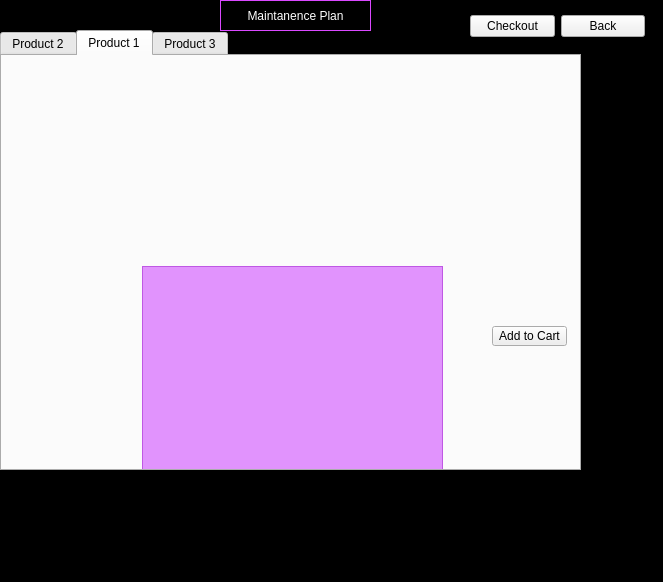
First picture: the form in CS1C-Project-Master/ViewProducts.ui, repository AustinVaday/CS1C-Class-Project, before the edit.
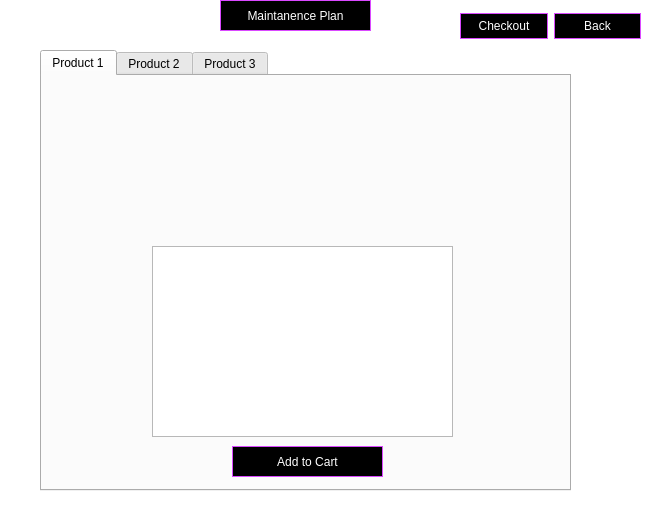
Second picture: the form after the edit. The open tabs and pages were chosen to show the change. Icons and pictures are not drawn.

Diff of the .ui file:
```diff
--- a/CS1C-Project-Master/ViewProducts.ui
+++ b/CS1C-Project-Master/ViewProducts.ui
@@ -6,8 +6,8 @@
    <rect>
     <x>0</x>
     <y>0</y>
-    <width>663</width>
-    <height>582</height>
+    <width>672</width>
+    <height>516</height>
    </rect>
   </property>
   <property name="windowTitle">
@@ -16,16 +16,16 @@
   <property name="styleSheet">
    <string notr="true">#ViewProducts
 {
-	background-color: rgb(0, 0, 0);
+	background-color: white;
 
 }</string>
   </property>
   <widget class="QTabWidget" name="tabWidget">
    <property name="geometry">
     <rect>
-     <x>0</x>
-     <y>30</y>
-     <width>581</width>
+     <x>40</x>
+     <y>50</y>
+     <width>531</width>
      <height>441</height>
     </rect>
    </property>
@@ -33,28 +33,94 @@
     <bool>false</bool>
    </property>
    <property name="styleSheet">
-    <string notr="true">#Product1
-{
-	background-image: url(:/Resources/space cat.jpg);
-}
-
-#Product2
-{
-	
-	background-color: rgb(0, 0, 0);
-}
-
-#Product3
-{
-	
-	background-image: url(:/Resources/soviet.jpg);
-
-}
-</string>
+    <string notr="true"/>
    </property>
    <property name="currentIndex">
     <number>2</number>
    </property>
+   <widget class="QWidget" name="Product1">
+    <attribute name="title">
+     <string>Product 1</string>
+    </attribute>
+    <widget class="QLabel" name="pic1">
+     <property name="geometry">
+      <rect>
+       <x>170</x>
+       <y>10</y>
+       <width>181</width>
+       <height>151</height>
+      </rect>
+     </property>
+     <property name="autoFillBackground">
+      <bool>false</bool>
+     </property>
+     <property name="text">
+      <string/>
+     </property>
+     <property name="pixmap">
+      <pixmap resource="Images.qrc">:/Resources/cat robot.jpg</pixmap>
+     </property>
+     <property name="scaledContents">
+      <bool>true</bool>
+     </property>
+    </widget>
+    <widget class="QTextBrowser" name="text1">
+     <property name="geometry">
+      <rect>
+       <x>110</x>
+       <y>170</y>
+       <width>301</width>
+       <height>191</height>
+      </rect>
+     </property>
+     <property name="autoFillBackground">
+      <bool>false</bool>
+     </property>
+     <property name="styleSheet">
+      <string notr="true">#text1
+{
+   
+	font: 100 15pt &quot;American Typewriter&quot;;
+	
+	font-weight: bold;
+   
+	color: rgb(255, 255, 255);
+
+
+}</string>
+     </property>
+    </widget>
+    <widget class="QPushButton" name="product_One">
+     <property name="geometry">
+      <rect>
+       <x>190</x>
+       <y>370</y>
+       <width>151</width>
+       <height>31</height>
+      </rect>
+     </property>
+     <property name="autoFillBackground">
+      <bool>false</bool>
+     </property>
+     <property name="styleSheet">
+      <string notr="true">
+background-color: rgb(0, 0, 0);
+font: 13pt &quot;American Typewriter&quot;;
+color: white;
+border:  2px solid #555;
+border-style: solid;
+border-width: 1px;
+border-radius: 40px;
+padding: 5px;
+border-color: rgb(218, 73, 255);
+
+</string>
+     </property>
+     <property name="text">
+      <string>Add to Cart</string>
+     </property>
+    </widget>
+   </widget>
    <widget class="QWidget" name="Product2">
     <attribute name="title">
      <string>Product 2</string>
@@ -107,72 +173,22 @@
        <height>31</height>
       </rect>
      </property>
-     <property name="text">
-      <string>Add to Cart</string>
-     </property>
-    </widget>
-   </widget>
-   <widget class="QWidget" name="Product1">
-    <attribute name="title">
-     <string>Product 1</string>
-    </attribute>
-    <widget class="QLabel" name="pic1">
-     <property name="geometry">
-      <rect>
-       <x>170</x>
-       <y>0</y>
-       <width>231</width>
-       <height>211</height>
-      </rect>
-     </property>
-     <property name="autoFillBackground">
-      <bool>false</bool>
-     </property>
-     <property name="text">
-      <string/>
-     </property>
-     <property name="pixmap">
-      <pixmap resource="Images.qrc">:/Resources/cat robot.jpg</pixmap>
-     </property>
-     <property name="scaledContents">
-      <bool>true</bool>
-     </property>
-    </widget>
-    <widget class="QTextBrowser" name="text1">
-     <property name="geometry">
-      <rect>
-       <x>140</x>
-       <y>210</y>
-       <width>301</width>
-       <height>211</height>
-      </rect>
-     </property>
      <property name="autoFillBackground">
       <bool>false</bool>
      </property>
      <property name="styleSheet">
-      <string notr="true">#text1
-{
-	background-color: rgba(192, 19, 255, 115);
-   
-	font: 100 15pt &quot;American Typewriter&quot;;
-	
-	font-weight: bold;
-   
-	color: rgb(255, 255, 255);
+      <string notr="true">
+background-color: rgb(0, 0, 0);
+font: 13pt &quot;American Typewriter&quot;;
+color: white;
+border:  2px solid #555;
+border-style: solid;
+border-width: 1px;
+border-radius: 40px;
+padding: 5px;
+border-color: rgb(218, 73, 255);
 
-
-}</string>
-     </property>
-    </widget>
-    <widget class="QPushButton" name="product_One">
-     <property name="geometry">
-      <rect>
-       <x>490</x>
-       <y>270</y>
-       <width>75</width>
-       <height>20</height>
-      </rect>
+</string>
      </property>
      <property name="text">
       <string>Add to Cart</string>
@@ -265,15 +281,32 @@
   <widget class="QWidget" name="">
    <property name="geometry">
     <rect>
-     <x>470</x>
+     <x>460</x>
      <y>10</y>
-     <width>175</width>
+     <width>181</width>
      <height>32</height>
     </rect>
    </property>
    <layout class="QHBoxLayout" name="horizontalLayout">
     <item>
      <widget class="QPushButton" name="checkout_button">
+      <property name="autoFillBackground">
+       <bool>false</bool>
+      </property>
+      <property name="styleSheet">
+       <string notr="true">
+background-color: rgb(0, 0, 0);
+font: 13pt &quot;American Typewriter&quot;;
+color: white;
+border:  2px solid #555;
+border-style: solid;
+border-width: 1px;
+border-radius: 40px;
+padding: 5px;
+border-color: rgb(218, 73, 255);
+
+</string>
+      </property>
       <property name="text">
        <string>Checkout</string>
       </property>
@@ -281,6 +314,23 @@
     </item>
     <item>
      <widget class="QPushButton" name="backButton">
+      <property name="autoFillBackground">
+       <bool>false</bool>
+      </property>
+      <property name="styleSheet">
+       <string notr="true">
+background-color: rgb(0, 0, 0);
+font: 13pt &quot;American Typewriter&quot;;
+color: white;
+border:  2px solid #555;
+border-style: solid;
+border-width: 1px;
+border-radius: 40px;
+padding: 5px;
+border-color: rgb(218, 73, 255);
+
+</string>
+      </property>
       <property name="text">
        <string>Back</string>
       </property>
```
Left out of the diff: 48 changed lines with no effect on the pictures.
